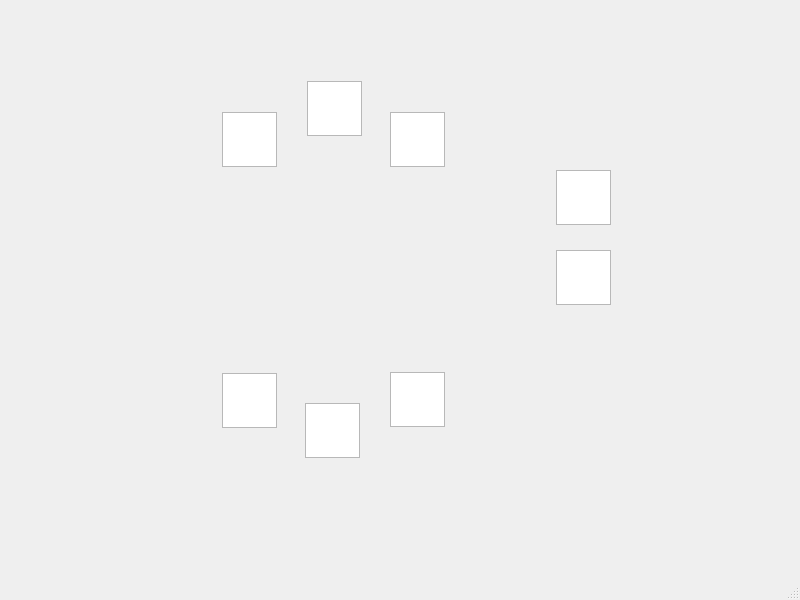
This is gui/mainwindow.ui in DanielDuranSW/TFG-DigitalTwin as Qt 5 draws it before an edit. The edited form follows.
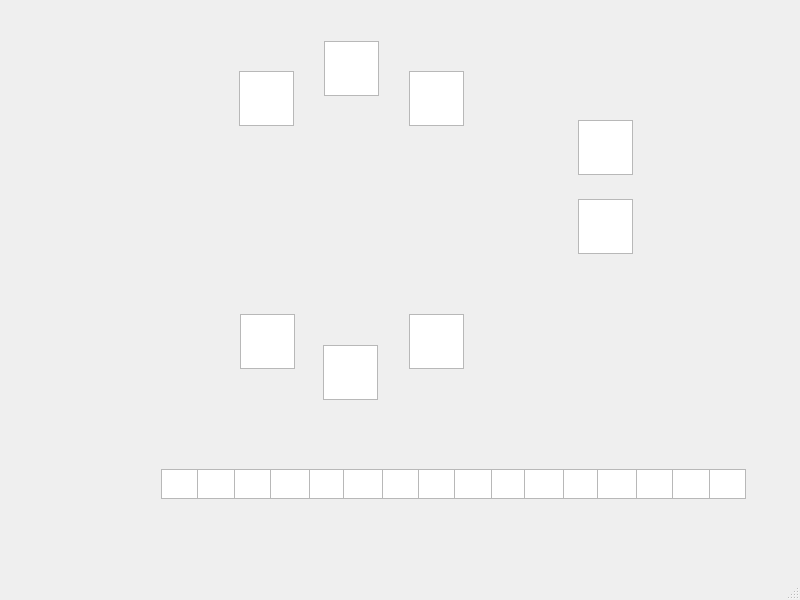
This is the edited form. Icons and pictures are not drawn.

Commit message: gui dma (added buffer gui)

Patch:
```diff
--- a/gui/mainwindow.ui
+++ b/gui/mainwindow.ui
@@ -20,8 +20,8 @@
    <widget class="QGraphicsView" name="graphicsViewFsr">
     <property name="geometry">
      <rect>
-      <x>222</x>
-      <y>112</y>
+      <x>239</x>
+      <y>71</y>
       <width>55</width>
       <height>55</height>
      </rect>
@@ -45,8 +45,8 @@
     </property>
     <property name="geometry">
      <rect>
-      <x>307</x>
-      <y>81</y>
+      <x>324</x>
+      <y>41</y>
       <width>55</width>
       <height>55</height>
      </rect>
@@ -76,10 +76,10 @@
    <widget class="QLabel" name="label">
     <property name="geometry">
      <rect>
-      <x>10</x>
-      <y>30</y>
-      <width>751</width>
-      <height>491</height>
+      <x>20</x>
+      <y>0</y>
+      <width>771</width>
+      <height>551</height>
      </rect>
     </property>
     <property name="styleSheet">
@@ -95,8 +95,8 @@
     </property>
     <property name="geometry">
      <rect>
-      <x>390</x>
-      <y>112</y>
+      <x>409</x>
+      <y>71</y>
       <width>55</width>
       <height>55</height>
      </rect>
@@ -129,8 +129,8 @@
     </property>
     <property name="geometry">
      <rect>
-      <x>390</x>
-      <y>372</y>
+      <x>409</x>
+      <y>314</y>
       <width>55</width>
       <height>55</height>
      </rect>
@@ -163,8 +163,8 @@
     </property>
     <property name="geometry">
      <rect>
-      <x>305</x>
-      <y>403</y>
+      <x>323</x>
+      <y>345</y>
       <width>55</width>
       <height>55</height>
      </rect>
@@ -197,8 +197,8 @@
     </property>
     <property name="geometry">
      <rect>
-      <x>222</x>
-      <y>373</y>
+      <x>240</x>
+      <y>314</y>
       <width>55</width>
       <height>55</height>
      </rect>
@@ -231,8 +231,8 @@
     </property>
     <property name="geometry">
      <rect>
-      <x>556</x>
-      <y>170</y>
+      <x>578</x>
+      <y>120</y>
       <width>55</width>
       <height>55</height>
      </rect>
@@ -265,8 +265,8 @@
     </property>
     <property name="geometry">
      <rect>
-      <x>556</x>
-      <y>250</y>
+      <x>578</x>
+      <y>199</y>
       <width>55</width>
       <height>55</height>
      </rect>
@@ -293,6 +293,550 @@
      </brush>
     </property>
    </widget>
+   <widget class="QGraphicsView" name="graphicsViewBuffer0">
+    <property name="enabled">
+     <bool>true</bool>
+    </property>
+    <property name="geometry">
+     <rect>
+      <x>161</x>
+      <y>469</y>
+      <width>40</width>
+      <height>30</height>
+     </rect>
+    </property>
+    <property name="autoFillBackground">
+     <bool>false</bool>
+    </property>
+    <property name="backgroundBrush">
+     <brush brushstyle="NoBrush">
+      <color alpha="255">
+       <red>0</red>
+       <green>0</green>
+       <blue>0</blue>
+      </color>
+     </brush>
+    </property>
+    <property name="foregroundBrush">
+     <brush brushstyle="NoBrush">
+      <color alpha="0">
+       <red>0</red>
+       <green>0</green>
+       <blue>0</blue>
+      </color>
+     </brush>
+    </property>
+   </widget>
+   <widget class="QGraphicsView" name="graphicsViewBuffer1">
+    <property name="enabled">
+     <bool>true</bool>
+    </property>
+    <property name="geometry">
+     <rect>
+      <x>197</x>
+      <y>469</y>
+      <width>40</width>
+      <height>30</height>
+     </rect>
+    </property>
+    <property name="autoFillBackground">
+     <bool>false</bool>
+    </property>
+    <property name="backgroundBrush">
+     <brush brushstyle="NoBrush">
+      <color alpha="255">
+       <red>0</red>
+       <green>0</green>
+       <blue>0</blue>
+      </color>
+     </brush>
+    </property>
+    <property name="foregroundBrush">
+     <brush brushstyle="NoBrush">
+      <color alpha="0">
+       <red>0</red>
+       <green>0</green>
+       <blue>0</blue>
+      </color>
+     </brush>
+    </property>
+   </widget>
+   <widget class="QGraphicsView" name="graphicsViewBuffer2">
+    <property name="enabled">
+     <bool>true</bool>
+    </property>
+    <property name="geometry">
+     <rect>
+      <x>234</x>
+      <y>469</y>
+      <width>40</width>
+      <height>30</height>
+     </rect>
+    </property>
+    <property name="autoFillBackground">
+     <bool>false</bool>
+    </property>
+    <property name="backgroundBrush">
+     <brush brushstyle="NoBrush">
+      <color alpha="255">
+       <red>0</red>
+       <green>0</green>
+       <blue>0</blue>
+      </color>
+     </brush>
+    </property>
+    <property name="foregroundBrush">
+     <brush brushstyle="NoBrush">
+      <color alpha="0">
+       <red>0</red>
+       <green>0</green>
+       <blue>0</blue>
+      </color>
+     </brush>
+    </property>
+   </widget>
+   <widget class="QGraphicsView" name="graphicsViewBuffer4">
+    <property name="enabled">
+     <bool>true</bool>
+    </property>
+    <property name="geometry">
+     <rect>
+      <x>306</x>
+      <y>469</y>
+      <width>40</width>
+      <height>30</height>
+     </rect>
+    </property>
+    <property name="autoFillBackground">
+     <bool>false</bool>
+    </property>
+    <property name="backgroundBrush">
+     <brush brushstyle="NoBrush">
+      <color alpha="255">
+       <red>0</red>
+       <green>0</green>
+       <blue>0</blue>
+      </color>
+     </brush>
+    </property>
+    <property name="foregroundBrush">
+     <brush brushstyle="NoBrush">
+      <color alpha="0">
+       <red>0</red>
+       <green>0</green>
+       <blue>0</blue>
+      </color>
+     </brush>
+    </property>
+   </widget>
+   <widget class="QGraphicsView" name="graphicsViewBuffer9">
+    <property name="enabled">
+     <bool>true</bool>
+    </property>
+    <property name="geometry">
+     <rect>
+      <x>488</x>
+      <y>469</y>
+      <width>40</width>
+      <height>30</height>
+     </rect>
+    </property>
+    <property name="autoFillBackground">
+     <bool>false</bool>
+    </property>
+    <property name="backgroundBrush">
+     <brush brushstyle="NoBrush">
+      <color alpha="255">
+       <red>0</red>
+       <green>0</green>
+       <blue>0</blue>
+      </color>
+     </brush>
+    </property>
+    <property name="foregroundBrush">
+     <brush brushstyle="NoBrush">
+      <color alpha="0">
+       <red>0</red>
+       <green>0</green>
+       <blue>0</blue>
+      </color>
+     </brush>
+    </property>
+   </widget>
+   <widget class="QGraphicsView" name="graphicsViewBuffer8">
+    <property name="enabled">
+     <bool>true</bool>
+    </property>
+    <property name="geometry">
+     <rect>
+      <x>452</x>
+      <y>469</y>
+      <width>40</width>
+      <height>30</height>
+     </rect>
+    </property>
+    <property name="autoFillBackground">
+     <bool>false</bool>
+    </property>
+    <property name="backgroundBrush">
+     <brush brushstyle="NoBrush">
+      <color alpha="255">
+       <red>0</red>
+       <green>0</green>
+       <blue>0</blue>
+      </color>
+     </brush>
+    </property>
+    <property name="foregroundBrush">
+     <brush brushstyle="NoBrush">
+      <color alpha="0">
+       <red>0</red>
+       <green>0</green>
+       <blue>0</blue>
+      </color>
+     </brush>
+    </property>
+   </widget>
+   <widget class="QGraphicsView" name="graphicsViewBuffer7">
+    <property name="enabled">
+     <bool>true</bool>
+    </property>
+    <property name="geometry">
+     <rect>
+      <x>415</x>
+      <y>469</y>
+      <width>40</width>
+      <height>30</height>
+     </rect>
+    </property>
+    <property name="autoFillBackground">
+     <bool>false</bool>
+    </property>
+    <property name="backgroundBrush">
+     <brush brushstyle="NoBrush">
+      <color alpha="255">
+       <red>0</red>
+       <green>0</green>
+       <blue>0</blue>
+      </color>
+     </brush>
+    </property>
+    <property name="foregroundBrush">
+     <brush brushstyle="NoBrush">
+      <color alpha="0">
+       <red>0</red>
+       <green>0</green>
+       <blue>0</blue>
+      </color>
+     </brush>
+    </property>
+   </widget>
+   <widget class="QGraphicsView" name="graphicsViewBuffer6">
+    <property name="enabled">
+     <bool>true</bool>
+    </property>
+    <property name="geometry">
+     <rect>
+      <x>379</x>
+      <y>469</y>
+      <width>40</width>
+      <height>30</height>
+     </rect>
+    </property>
+    <property name="autoFillBackground">
+     <bool>false</bool>
+    </property>
+    <property name="backgroundBrush">
+     <brush brushstyle="NoBrush">
+      <color alpha="255">
+       <red>0</red>
+       <green>0</green>
+       <blue>0</blue>
+      </color>
+     </brush>
+    </property>
+    <property name="foregroundBrush">
+     <brush brushstyle="NoBrush">
+      <color alpha="0">
+       <red>0</red>
+       <green>0</green>
+       <blue>0</blue>
+      </color>
+     </brush>
+    </property>
+   </widget>
+   <widget class="QGraphicsView" name="graphicsViewBuffer5">
+    <property name="enabled">
+     <bool>true</bool>
+    </property>
+    <property name="geometry">
+     <rect>
+      <x>343</x>
+      <y>469</y>
+      <width>40</width>
+      <height>30</height>
+     </rect>
+    </property>
+    <property name="autoFillBackground">
+     <bool>false</bool>
+    </property>
+    <property name="backgroundBrush">
+     <brush brushstyle="NoBrush">
+      <color alpha="255">
+       <red>0</red>
+       <green>0</green>
+       <blue>0</blue>
+      </color>
+     </brush>
+    </property>
+    <property name="foregroundBrush">
+     <brush brushstyle="NoBrush">
+      <color alpha="0">
+       <red>0</red>
+       <green>0</green>
+       <blue>0</blue>
+      </color>
+     </brush>
+    </property>
+   </widget>
+   <widget class="QGraphicsView" name="graphicsViewBuffer15">
+    <property name="enabled">
+     <bool>true</bool>
+    </property>
+    <property name="geometry">
+     <rect>
+      <x>706</x>
+      <y>469</y>
+      <width>40</width>
+      <height>30</height>
+     </rect>
+    </property>
+    <property name="autoFillBackground">
+     <bool>false</bool>
+    </property>
+    <property name="backgroundBrush">
+     <brush brushstyle="NoBrush">
+      <color alpha="255">
+       <red>0</red>
+       <green>0</green>
+       <blue>0</blue>
+      </color>
+     </brush>
+    </property>
+    <property name="foregroundBrush">
+     <brush brushstyle="NoBrush">
+      <color alpha="0">
+       <red>0</red>
+       <green>0</green>
+       <blue>0</blue>
+      </color>
+     </brush>
+    </property>
+   </widget>
+   <widget class="QGraphicsView" name="graphicsViewBuffer14">
+    <property name="enabled">
+     <bool>true</bool>
+    </property>
+    <property name="geometry">
+     <rect>
+      <x>670</x>
+      <y>469</y>
+      <width>40</width>
+      <height>30</height>
+     </rect>
+    </property>
+    <property name="autoFillBackground">
+     <bool>false</bool>
+    </property>
+    <property name="backgroundBrush">
+     <brush brushstyle="NoBrush">
+      <color alpha="255">
+       <red>0</red>
+       <green>0</green>
+       <blue>0</blue>
+      </color>
+     </brush>
+    </property>
+    <property name="foregroundBrush">
+     <brush brushstyle="NoBrush">
+      <color alpha="0">
+       <red>0</red>
+       <green>0</green>
+       <blue>0</blue>
+      </color>
+     </brush>
+    </property>
+   </widget>
+   <widget class="QGraphicsView" name="graphicsViewBuffer13">
+    <property name="enabled">
+     <bool>true</bool>
+    </property>
+    <property name="geometry">
+     <rect>
+      <x>633</x>
+      <y>469</y>
+      <width>40</width>
+      <height>30</height>
+     </rect>
+    </property>
+    <property name="autoFillBackground">
+     <bool>false</bool>
+    </property>
+    <property name="backgroundBrush">
+     <brush brushstyle="NoBrush">
+      <color alpha="255">
+       <red>0</red>
+       <green>0</green>
+       <blue>0</blue>
+      </color>
+     </brush>
+    </property>
+    <property name="foregroundBrush">
+     <brush brushstyle="NoBrush">
+      <color alpha="0">
+       <red>0</red>
+       <green>0</green>
+       <blue>0</blue>
+      </color>
+     </brush>
+    </property>
+   </widget>
+   <widget class="QGraphicsView" name="graphicsViewBuffer11">
+    <property name="enabled">
+     <bool>true</bool>
+    </property>
+    <property name="geometry">
+     <rect>
+      <x>560</x>
+      <y>469</y>
+      <width>40</width>
+      <height>30</height>
+     </rect>
+    </property>
+    <property name="autoFillBackground">
+     <bool>false</bool>
+    </property>
+    <property name="backgroundBrush">
+     <brush brushstyle="NoBrush">
+      <color alpha="255">
+       <red>0</red>
+       <green>0</green>
+       <blue>0</blue>
+      </color>
+     </brush>
+    </property>
+    <property name="foregroundBrush">
+     <brush brushstyle="NoBrush">
+      <color alpha="0">
+       <red>0</red>
+       <green>0</green>
+       <blue>0</blue>
+      </color>
+     </brush>
+    </property>
+   </widget>
+   <widget class="QGraphicsView" name="graphicsViewBuffer12">
+    <property name="enabled">
+     <bool>true</bool>
+    </property>
+    <property name="geometry">
+     <rect>
+      <x>597</x>
+      <y>469</y>
+      <width>40</width>
+      <height>30</height>
+     </rect>
+    </property>
+    <property name="autoFillBackground">
+     <bool>false</bool>
+    </property>
+    <property name="backgroundBrush">
+     <brush brushstyle="NoBrush">
+      <color alpha="255">
+       <red>0</red>
+       <green>0</green>
+       <blue>0</blue>
+      </color>
+     </brush>
+    </property>
+    <property name="foregroundBrush">
+     <brush brushstyle="NoBrush">
+      <color alpha="0">
+       <red>0</red>
+       <green>0</green>
+       <blue>0</blue>
+      </color>
+     </brush>
+    </property>
+   </widget>
+   <widget class="QGraphicsView" name="graphicsViewBuffer10">
+    <property name="enabled">
+     <bool>true</bool>
+    </property>
+    <property name="geometry">
+     <rect>
+      <x>524</x>
+      <y>469</y>
+      <width>40</width>
+      <height>30</height>
+     </rect>
+    </property>
+    <property name="autoFillBackground">
+     <bool>false</bool>
+    </property>
+    <property name="backgroundBrush">
+     <brush brushstyle="NoBrush">
+      <color alpha="255">
+       <red>0</red>
+       <green>0</green>
+       <blue>0</blue>
+      </color>
+     </brush>
+    </property>
+    <property name="foregroundBrush">
+     <brush brushstyle="NoBrush">
+      <color alpha="0">
+       <red>0</red>
+       <green>0</green>
+       <blue>0</blue>
+      </color>
+     </brush>
+    </property>
+   </widget>
+   <widget class="QGraphicsView" name="graphicsViewBuffer3">
+    <property name="enabled">
+     <bool>true</bool>
+    </property>
+    <property name="geometry">
+     <rect>
+      <x>270</x>
+      <y>469</y>
+      <width>40</width>
+      <height>30</height>
+     </rect>
+    </property>
+    <property name="autoFillBackground">
+     <bool>false</bool>
+    </property>
+    <property name="backgroundBrush">
+     <brush brushstyle="NoBrush">
+      <color alpha="255">
+       <red>0</red>
+       <green>0</green>
+       <blue>0</blue>
+      </color>
+     </brush>
+    </property>
+    <property name="foregroundBrush">
+     <brush brushstyle="NoBrush">
+      <color alpha="0">
+       <red>0</red>
+       <green>0</green>
+       <blue>0</blue>
+      </color>
+     </brush>
+    </property>
+   </widget>
    <zorder>label</zorder>
    <zorder>graphicsViewFsr</zorder>
    <zorder>graphicsViewImu</zorder>
```
Left out of the diff: 16 changed lines with no effect on the pictures. The commit also changes 3 other files.
